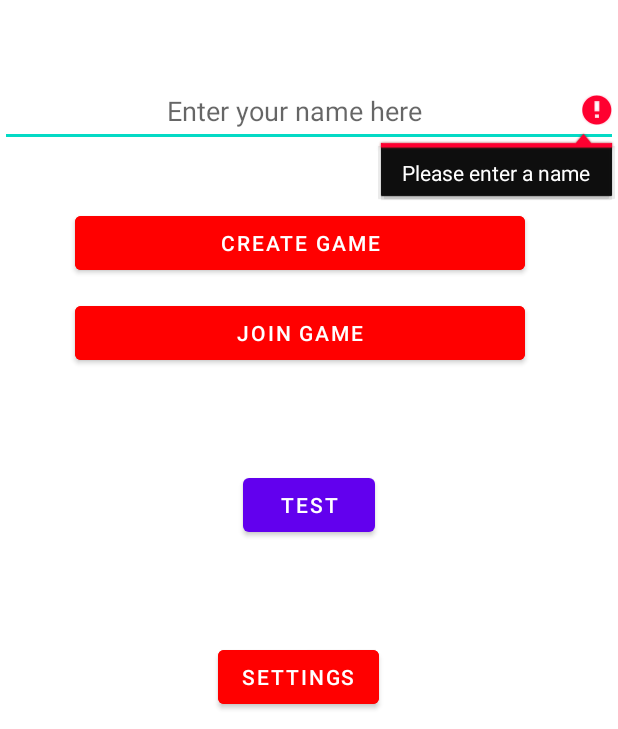
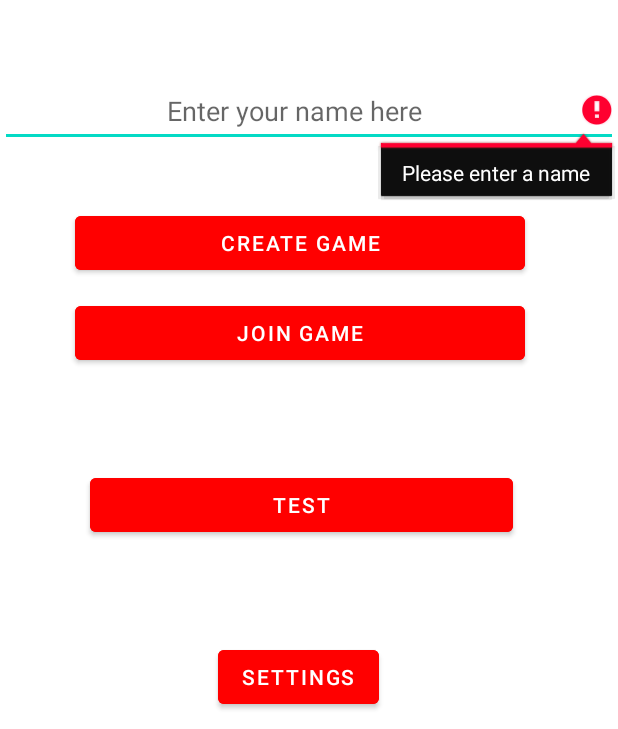
Before and after one commit to shech2/PhotoGuess, an Android app: the screen it shows after launch (MainActivity), after a tap on "CREATE GAME", on a phone screen of 412 x 824 dp, the part 507-1236 px from its top. Run offline under Robolectric (Android 15) with nearby library versions, the light colour scheme and no system bars; our stand-ins replace Firebase (no records; nobody signed in at launch, a user with empty details on screens opened directly).

Commit message:
Fixed some stuff on MenuFragment

```diff
--- a/app/src/main/java/com/example/photoguess/MenuFragment.java
+++ b/app/src/main/java/com/example/photoguess/MenuFragment.java
@@ -12,6 +12,7 @@ import androidx.fragment.app.Fragment;
 import androidx.fragment.app.FragmentManager;
 import androidx.fragment.app.FragmentTransaction;
 
+import com.example.photoguess.databinding.FragmentMenuBinding;
 import com.google.firebase.database.DataSnapshot;
 import com.google.firebase.database.DatabaseError;
 import com.google.firebase.database.DatabaseReference;
@@ -23,32 +24,23 @@ import java.util.Random;
 public class MenuFragment extends Fragment {
 
     View view;
-    Button settingsBTN;
-    Button joinGameBTN;
-    Button createGameBTN;
-    EditText nameET;
-    Button testBTN;
+    FragmentMenuBinding binding;
 
     @Override
-    public View onCreateView(LayoutInflater inflater, ViewGroup container, Bundle savedInstanceState) {
-        view = inflater.inflate(R.layout.fragment_menu, container, false);
-        nameET = view.findViewById(R.id.editTextTextPersonName);
+    public View onCreateView(@NonNull LayoutInflater inflater, ViewGroup container, Bundle savedInstanceState) {
+        binding = FragmentMenuBinding.inflate(inflater, container, false);
+        view = binding.getRoot();
+        binding.SettingsBTN.setOnClickListener(view -> replaceFragment(new SettingsFragment()));
 
-        settingsBTN = view.findViewById(R.id.backButton);
-        settingsBTN.setOnClickListener(view -> replaceFragment(new SettingsFragment()));
+        binding.createGameButton.setOnClickListener(view -> createRoom());
 
-        createGameBTN = view.findViewById(R.id.createGameButton);
-        createGameBTN.setOnClickListener(view -> createRoom());
-
-        joinGameBTN = view.findViewById(R.id.joinGameButton);
-        joinGameBTN.setOnClickListener(new View.OnClickListener() {
+        binding.joinGameButton.setOnClickListener(new View.OnClickListener() {
             @Override
             public void onClick(View view) {
                 joinRoom();
             }
         });
-        testBTN = view.findViewById(R.id.test);
-        testBTN.setOnClickListener(new View.OnClickListener() {
+        binding.test.setOnClickListener(new View.OnClickListener() {
             @Override
             public void onClick(View view) {
                 replaceFragment(new GameFragment());
@@ -68,10 +60,10 @@ public class MenuFragment extends Fragment {
 
     private void joinRoom(){
         Bundle bundle = new Bundle();
-        String name = nameET.getText().toString().trim();
+        String name = binding.editTextTextPersonName.getText().toString().trim();
         if(name.isEmpty()){
-            nameET.setError("Please enter a name");
-            nameET.requestFocus();
+            binding.editTextTextPersonName.setError("Please enter a name");
+            binding.editTextTextPersonName.requestFocus();
         }else {
             bundle.putString("name", name);
             joinGameFragment joinFrag = new joinGameFragment();
@@ -98,10 +90,10 @@ public class MenuFragment extends Fragment {
                         roomPin[0] = pinGenerator();
                     }
                     else{
-                        String name = nameET.getText().toString().trim();
+                        String name = binding.editTextTextPersonName.getText().toString().trim();
                         if(name.isEmpty()){
-                            nameET.setError("Please enter a name");
-                            nameET.requestFocus();
+                            binding.editTextTextPersonName.setError("Please enter a name");
+                            binding.editTextTextPersonName.requestFocus();
                         }else {
                                 myRef.child("Room_" + roomPin[0]).child("Players").child(name).setValue(name);
                                 gameLobbyFragment createFrag = new gameLobbyFragment();
--- a/app/src/main/java/com/example/photoguess/joinGameFragment.java
+++ b/app/src/main/java/com/example/photoguess/joinGameFragment.java
@@ -12,7 +12,6 @@ import android.view.View;
 import android.view.ViewGroup;
 import android.widget.Button;
 import android.widget.EditText;
-import android.widget.TextView;
 
 import com.google.firebase.database.DatabaseReference;
 import com.google.firebase.database.FirebaseDatabase;
@@ -38,7 +37,7 @@ public class joinGameFragment extends Fragment {
 
         gamePinET = view.findViewById(R.id.editTextGamePIN);
 
-        backBTN = view.findViewById(R.id.backButton);
+        backBTN = view.findViewById(R.id.SettingsBTN);
         backBTN.setOnClickListener(view -> replaceFragment(new MenuFragment()));
         joinGameBTN = view.findViewById(R.id.joinGameButton);
         joinGameBTN.setOnClickListener(view -> {
--- a/app/src/main/res/layout/fragment_join_game.xml
+++ b/app/src/main/res/layout/fragment_join_game.xml
@@ -54,7 +54,7 @@
             app:layout_constraintTop_toBottomOf="@+id/editTextGamePIN" />
 
         <Button
-            android:id="@+id/backButton"
+            android:id="@+id/SettingsBTN"
             android:layout_width="wrap_content"
             android:layout_height="wrap_content"
             android:layout_marginStart="145dp"
--- a/app/src/main/res/layout/fragment_menu.xml
+++ b/app/src/main/res/layout/fragment_menu.xml
@@ -69,12 +69,12 @@
                 app:layout_constraintTop_toBottomOf="@+id/editTextTextPersonName" />
 
             <Button
-                android:id="@+id/backButton"
+                android:id="@+id/SettingsBTN"
                 android:layout_width="wrap_content"
                 android:layout_height="wrap_content"
                 android:layout_marginStart="145dp"
                 android:layout_marginTop="100dp"
-                android:layout_marginEnd="149dp"
+                android:layout_marginEnd="145dp"
                 android:layout_marginBottom="5dp"
                 android:backgroundTint="#FF0000"
                 android:text="Settings"
@@ -87,10 +87,13 @@
 
             <Button
                 android:id="@+id/test"
-                android:layout_width="wrap_content"
-                android:layout_height="wrap_content"
+                android:layout_width="0dp"
+                android:layout_height="48dp"
+                android:layout_marginStart="60dp"
+                android:layout_marginEnd="70dp"
+                android:backgroundTint="#FF0000"
                 android:text="TEST"
-                app:layout_constraintBottom_toTopOf="@+id/backButton"
+                app:layout_constraintBottom_toTopOf="@+id/SettingsBTN"
                 app:layout_constraintEnd_toEndOf="parent"
                 app:layout_constraintStart_toStartOf="parent"
                 app:layout_constraintTop_toBottomOf="@+id/joinGameButton" />
```
